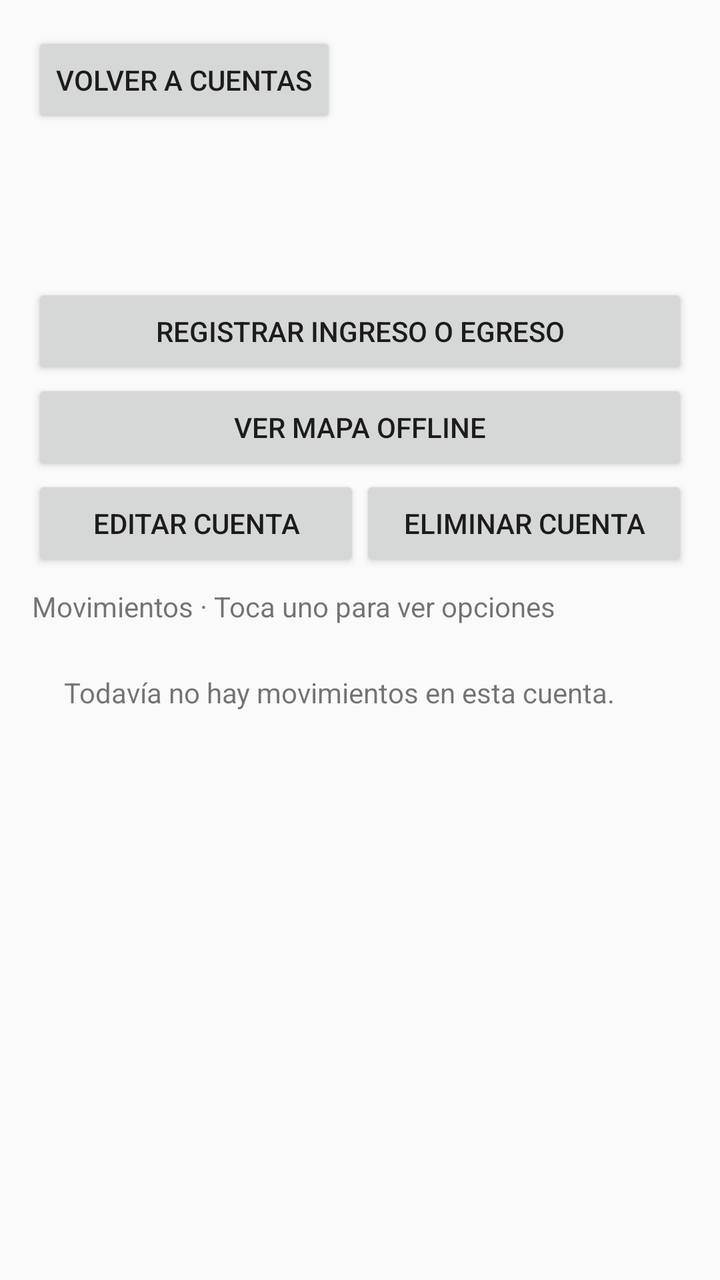
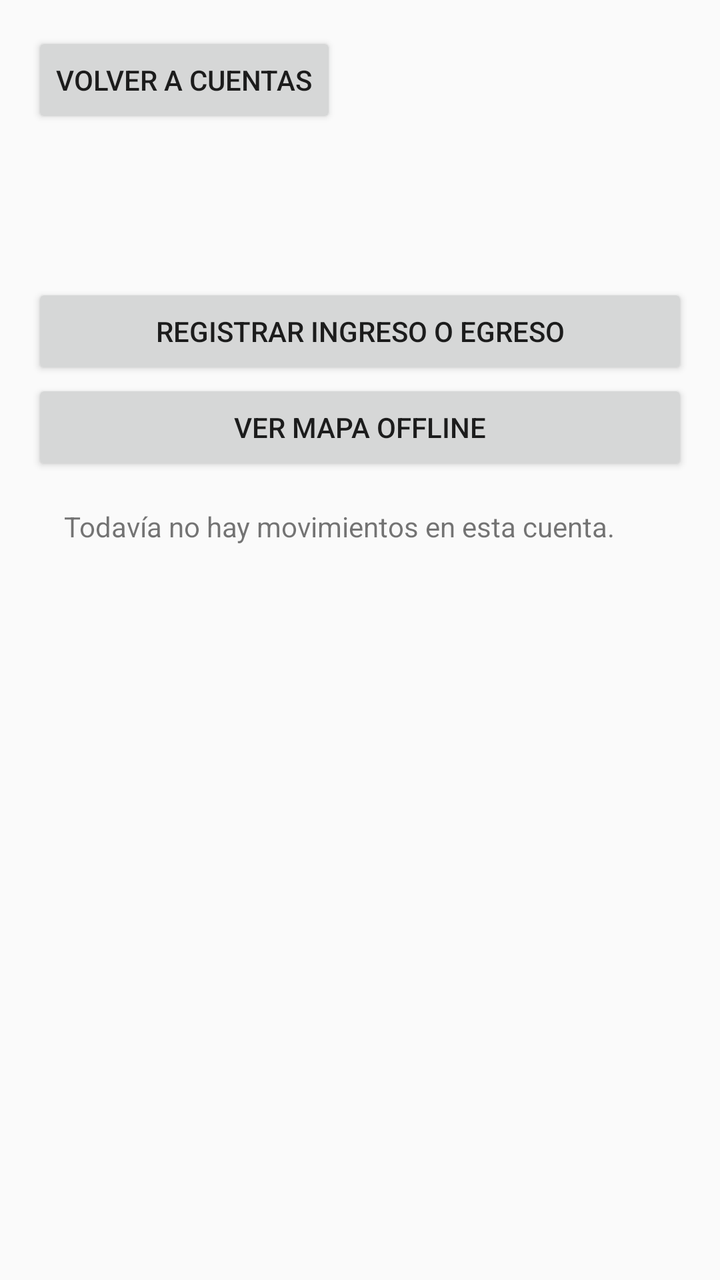

Screens rendered from an Android XML layout before and after an edit, with the pre-edit source and the edit as a unified diff.
<!-- AndroidManifest.xml: application theme android:Theme.Material.Light.NoActionBar -->
<!-- res/layout/activity_cuenta.xml -->
<?xml version="1.0" encoding="utf-8"?>
<LinearLayout xmlns:android="http://schemas.android.com/apk/res/android"
    android:id="@+id/root" android:layout_width="match_parent" android:layout_height="match_parent"
    android:orientation="vertical" android:padding="16dp">
    <Button android:id="@+id/volver" android:layout_width="wrap_content" android:layout_height="wrap_content" android:text="Volver a cuentas" />
    <TextView android:id="@+id/nombre_cuenta" android:layout_width="match_parent" android:layout_height="wrap_content" android:textSize="24sp" android:accessibilityHeading="true" />
    <TextView android:id="@+id/saldo" android:layout_width="match_parent" android:layout_height="wrap_content" android:textSize="22sp" android:paddingVertical="8dp" />
    <Button android:id="@+id/registrar_movimiento" android:layout_width="match_parent" android:layout_height="wrap_content" android:text="Registrar ingreso o egreso" />
    <Button android:id="@+id/abrir_mapa" android:layout_width="match_parent" android:layout_height="wrap_content" android:text="Ver mapa offline" />
    <LinearLayout android:layout_width="match_parent" android:layout_height="wrap_content" android:orientation="horizontal">
        <Button android:id="@+id/editar_cuenta" android:layout_width="0dp" android:layout_weight="1" android:layout_height="wrap_content" android:text="Editar cuenta" />
        <Button android:id="@+id/eliminar_cuenta" android:layout_width="0dp" android:layout_weight="1" android:layout_height="wrap_content" android:text="Eliminar cuenta" />
    </LinearLayout>
    <TextView android:layout_width="match_parent" android:layout_height="wrap_content" android:text="Movimientos · Toca uno para ver opciones" android:paddingVertical="8dp" />
    <TextView android:id="@+id/vacio" android:layout_width="match_parent" android:layout_height="wrap_content"
        android:padding="16dp" android:text="Todavía no hay movimientos en esta cuenta." />
    <ListView android:id="@+id/movimientos" android:layout_width="match_parent" android:layout_height="0dp" android:layout_weight="1" />
</LinearLayout>
<!-- resources referenced by this layout -->
<resources>

</resources>

<!-- the commit's change to res/layout/activity_cuenta.xml (unified diff, before → after) -->
@@ -7,11 +7,6 @@
     <TextView android:id="@+id/saldo" android:layout_width="match_parent" android:layout_height="wrap_content" android:textSize="22sp" android:paddingVertical="8dp" />
     <Button android:id="@+id/registrar_movimiento" android:layout_width="match_parent" android:layout_height="wrap_content" android:text="Registrar ingreso o egreso" />
     <Button android:id="@+id/abrir_mapa" android:layout_width="match_parent" android:layout_height="wrap_content" android:text="Ver mapa offline" />
-    <LinearLayout android:layout_width="match_parent" android:layout_height="wrap_content" android:orientation="horizontal">
-        <Button android:id="@+id/editar_cuenta" android:layout_width="0dp" android:layout_weight="1" android:layout_height="wrap_content" android:text="Editar cuenta" />
-        <Button android:id="@+id/eliminar_cuenta" android:layout_width="0dp" android:layout_weight="1" android:layout_height="wrap_content" android:text="Eliminar cuenta" />
-    </LinearLayout>
-    <TextView android:layout_width="match_parent" android:layout_height="wrap_content" android:text="Movimientos · Toca uno para ver opciones" android:paddingVertical="8dp" />
     <TextView android:id="@+id/vacio" android:layout_width="match_parent" android:layout_height="wrap_content"
         android:padding="16dp" android:text="Todavía no hay movimientos en esta cuenta." />
     <ListView android:id="@+id/movimientos" android:layout_width="match_parent" android:layout_height="0dp" android:layout_weight="1" />
